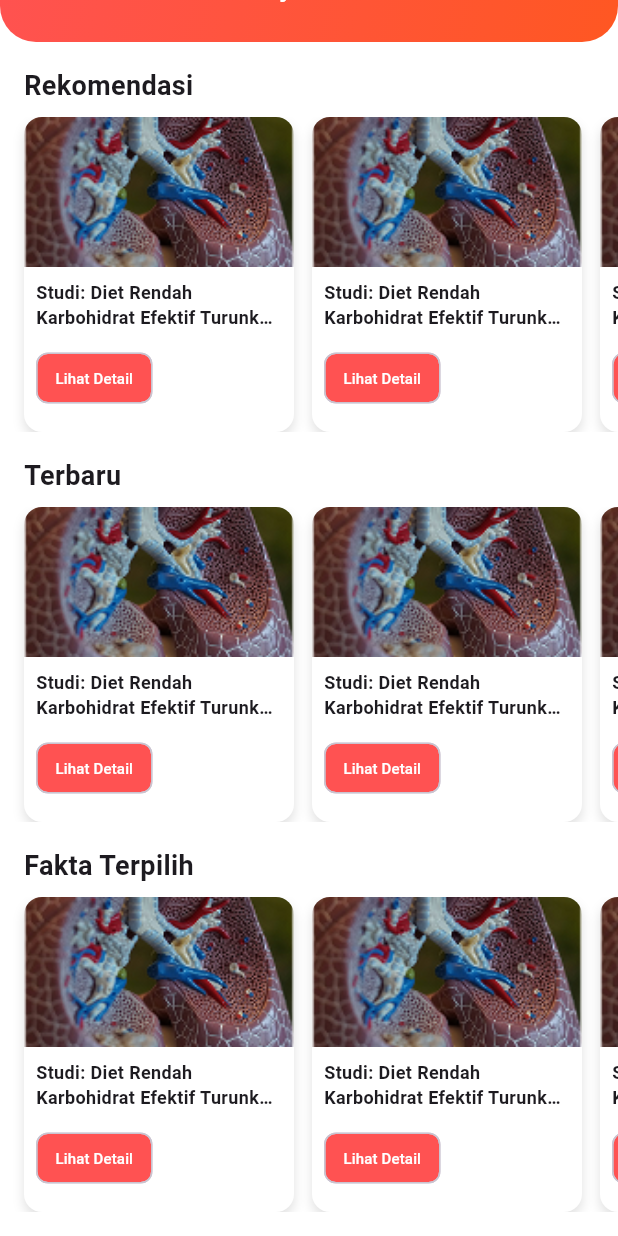
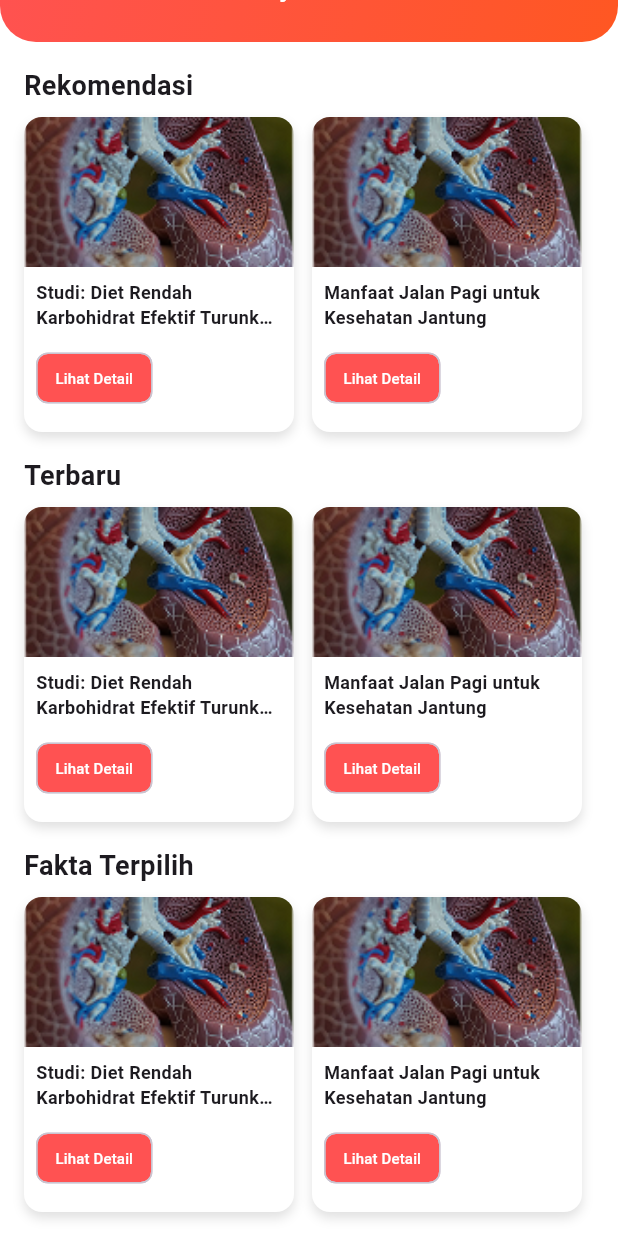
Before and after one commit to elys200/Asupan_Gula, a Flutter app: the NewsPage screen opened by its route, scrolled down 73 dp, on a phone screen of 412 x 824 dp. Run offline on Flutter 3.47's test engine with Material 3 defaults, Android fonts, the phone set to English and light mode, and no system bars; our stand-ins replace carousel_slider, curved_navigation_bar, google_fonts, image_picker, quickalert.

Commit message:
Menambahkan detail makanan dan detail berita

```diff
--- a/lib/main.dart
+++ b/lib/main.dart
@@ -15,6 +15,8 @@ import 'package:sweetsense/pages/change_password.dart';
 import 'package:sweetsense/pages/favorite_recipe.dart';
 import 'package:sweetsense/pages/food.dart';
 import 'package:sweetsense/pages/news.dart';
+
+
 
 void main() {
   runApp(const SweetSense());
@@ -47,6 +49,7 @@ class SweetSense extends StatelessWidget {
         '/favorite_recipe': (context) => const FavoriteRecipe(),
         '/food': (context) => const FoodPage(),
         '/news': (context) => const NewsPage(),
+
       },
     );
   }
--- a/lib/pages/news.dart
+++ b/lib/pages/news.dart
@@ -1,12 +1,36 @@
 import 'package:flutter/material.dart';
+import 'news_detail.dart'; // pastikan import ini benar sesuai lokasi file
 
 class NewsPage extends StatelessWidget {
   const NewsPage({super.key});
 
   static const double cardWidth = 180;
-  static const double cardHeight = 210; // sedikit lebih tinggi dari konten card
+  static const double cardHeight = 210;
 
-  Widget buildBeritaCard() {
+  // Dummy data berita
+  final List<Map<String, String>> newsList = const [
+    {
+      "title": "Studi: Diet Rendah Karbohidrat Efektif Turunkan dalam 3 Bulan",
+      "date": "2024-08-15",
+      "author": "Prof.Sarah Tanuwijaya, Ph.D",
+      "content": "Sebuah studi terbaru mengungkapkan bahwa diet rendah karbohidrat mampu menurunkan berat badan secara signifikan hanya dalam waktu tiga bulan. Dalam penelitian tersebut, peserta yang mengadopsi pola makan rendah karbohidrat mengalami penurunan berat badan yang lebih besar dibandingkan dengan mereka yang menjalani diet rendah lemak. Temuan ini memperkuat pandangan bahwa pengurangan asupan karbohidrat dapat menjadi metode yang efektif untuk mengatasi masalah berat badan dalam jangka pendek. Selain menurunkan berat badan, diet rendah karbohidrat juga menunjukkan dampak positif terhadap kesehatan metabolik. Studi mencatat adanya perbaikan pada kadar gula darah dan kolesterol peserta, yang mengindikasikan potensi manfaat lebih luas dari diet ini. Para peneliti pun menyimpulkan bahwa pola makan rendah karbohidrat bisa menjadi salah satu strategi yang layak dipertimbangkan untuk meningkatkan kesehatan secara keseluruhan, terutama bagi mereka yang memiliki masalah kelebihan berat badan atau gangguan metabolik.",
+      "sourceTitle": "Health Magazine",
+      "sourceImage": "assets/images/news1.png",
+      "sourceUrl": "https://healthmagazine.com",
+    },
+    {
+      "title": "Manfaat Jalan Pagi untuk Kesehatan Jantung",
+      "date": "2025-05-20",
+      "author": "Dr. Fitri",
+      "content": "Jalan pagi secara rutin terbukti memberikan manfaat besar bagi kesehatan jantung. Aktivitas fisik ringan ini dapat membantu melancarkan peredaran darah, menurunkan tekanan darah, serta mengurangi kadar kolesterol jahat (LDL) dalam tubuh. Dengan berjalan kaki selama 30 menit setiap pagi, jantung bekerja lebih efisien dan risiko penyakit jantung seperti serangan jantung dan stroke dapat ditekan secara signifikan. Selain itu, jalan pagi juga dapat meningkatkan kualitas hidup secara keseluruhan. Aktivitas ini membantu mengurangi stres, meningkatkan suasana hati, dan menjaga berat badan tetap ideal—semua faktor yang turut mendukung kesehatan jantung. Para ahli kesehatan menyarankan untuk menjadikan jalan pagi sebagai bagian dari rutinitas harian, terutama bagi mereka yang ingin menjaga jantung tetap sehat tanpa harus melakukan olahraga berat.",
+      "sourceTitle": "Daily Health",
+      "sourceImage": "assets/images/news1.png",
+      "sourceUrl": "https://dailyhealth.com",
+    },
+    // Tambahkan data berita lainnya
+  ];
+
+  Widget buildBeritaCard(BuildContext context, Map<String, String> newsItem) {
     return Container(
       width: cardWidth,
       decoration: BoxDecoration(
@@ -27,32 +51,50 @@ class NewsPage extends StatelessWidget {
           ClipRRect(
             borderRadius: const BorderRadius.vertical(top: Radius.circular(12)),
             child: Image.asset(
-              'assets/images/news1.png',
+              newsItem["sourceImage"]!,
               height: 100,
               width: double.infinity,
               fit: BoxFit.cover,
             ),
           ),
           // TITLE
-          const Padding(
-            padding: EdgeInsets.all(8.0),
+          Padding(
+            padding: const EdgeInsets.all(8.0),
             child: Text(
-              'Studi: Diet Rendah Karbohidrat Efektif Turunkan dalam 3 Bulan',
-              style: TextStyle(fontSize: 12, fontWeight: FontWeight.w600),
+              newsItem["title"]!,
+              style: const TextStyle(fontSize: 12, fontWeight: FontWeight.w600),
               maxLines: 2,
               overflow: TextOverflow.ellipsis,
             ),
           ),
           // BUTTON
-          const Padding(
-            padding: EdgeInsets.only(left: 8.0, bottom: 8.0),
-            child: Chip(
-              label: Text(
-                'Lihat Detail',
-                style: TextStyle(color: Colors.white, fontSize: 10),
+          Padding(
+            padding: const EdgeInsets.only(left: 8.0, bottom: 8.0),
+            child: GestureDetector(
+              onTap: () {
+                Navigator.push(
+                  context,
+                  MaterialPageRoute(
+                    builder: (_) => NewsDetailPage(
+                      date: newsItem["date"]!,
+                      title: newsItem["title"]!,
+                      author: newsItem["author"]!,
+                      content: newsItem["content"]!,
+                      sourceTitle: newsItem["sourceTitle"]!,
+                      sourceImage: newsItem["sourceImage"]!,
+                      sourceUrl: newsItem["sourceUrl"]!,
+                    ),
+                  ),
+                );
+              },
+              child: const Chip(
+                label: Text(
+                  'Lihat Detail',
+                  style: TextStyle(color: Colors.white, fontSize: 10),
+                ),
+                backgroundColor: Colors.redAccent,
+                padding: EdgeInsets.symmetric(horizontal: 4),
               ),
-              backgroundColor: Colors.redAccent,
-              padding: EdgeInsets.symmetric(horizontal: 4),
             ),
           ),
         ],
@@ -60,7 +102,7 @@ class NewsPage extends StatelessWidget {
     );
   }
 
-  Widget buildSection(String title) {
+  Widget buildSection(BuildContext context, String title) {
     return Column(
       crossAxisAlignment: CrossAxisAlignment.start,
       children: [
@@ -78,9 +120,9 @@ class NewsPage extends StatelessWidget {
           child: ListView.separated(
             padding: const EdgeInsets.symmetric(horizontal: 16),
             scrollDirection: Axis.horizontal,
-            itemCount: 4,
+            itemCount: newsList.length,
             separatorBuilder: (_, __) => const SizedBox(width: 12),
-            itemBuilder: (_, __) => buildBeritaCard(),
+            itemBuilder: (context, index) => buildBeritaCard(context, newsList[index]),
           ),
         ),
       ],
@@ -103,19 +145,15 @@ class NewsPage extends StatelessWidget {
                   begin: Alignment.topLeft,
                   end: Alignment.bottomRight,
                 ),
-                borderRadius: BorderRadius.vertical(
-                  bottom: Radius.circular(24),
-                ),
+                borderRadius: BorderRadius.vertical(bottom: Radius.circular(24)),
               ),
               child: Row(
                 children: [
-                  // BACK + TEXT WRAPPED
                   IconButton(
                     icon: const Icon(Icons.arrow_back, color: Colors.white),
                     onPressed: () => Navigator.pop(context),
                   ),
                   const SizedBox(width: 8),
-                  // Expanded supaya text tidak overflow
                   Expanded(
                     child: Column(
                       crossAxisAlignment: CrossAxisAlignment.start,
@@ -138,7 +176,6 @@ class NewsPage extends StatelessWidget {
                       ],
                     ),
                   ),
-                  // AVATAR
                   const CircleAvatar(
                     backgroundImage: AssetImage('assets/images/portrait.png'),
                     radius: 20,
@@ -148,9 +185,9 @@ class NewsPage extends StatelessWidget {
             ),
 
             // === SECTIONS ===
-            buildSection("Rekomendasi"),
-            buildSection("Terbaru"),
-            buildSection("Fakta Terpilih"),
+            buildSection(context, "Rekomendasi"),
+            buildSection(context, "Terbaru"),
+            buildSection(context, "Fakta Terpilih"),
 
             const SizedBox(height: 16),
           ],
--- a/pubspec.yaml
+++ b/pubspec.yaml
@@ -19,7 +19,7 @@ publish_to: "none" # Remove this line if you wish to publish to pub.dev
 version: 1.0.0+1
 
 environment:
-  sdk: ^3.7.2
+  sdk: ^3.5.1
 
 # Dependencies specify other packages that your package needs in order to work.
 # To automatically upgrade your package dependencies to the latest versions
```
Also changed, not shown: lib/pages/food.dart (+14 -5 lines), lib/pages/food_detail.dart (added, +266 -0 lines), lib/pages/news_detail.dart (added, +172 -0 lines), assets/images/bahan1.png (added), assets/images/bahan2.png (added), assets/images/bahan3.png (added), assets/images/bahan4.png (added), assets/images/bahan5.png (added), pubspec.lock.
